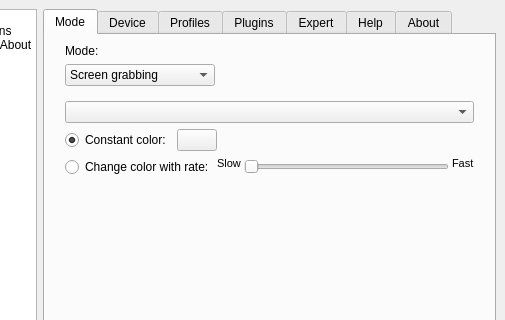
Above: Software/src/SettingsWindow.ui from locasmendes/Lightpack before the change; both pictures show x 87 to 592 and y 0 to 320 of the 592 by 753 pixel window. Below: the same form after it.
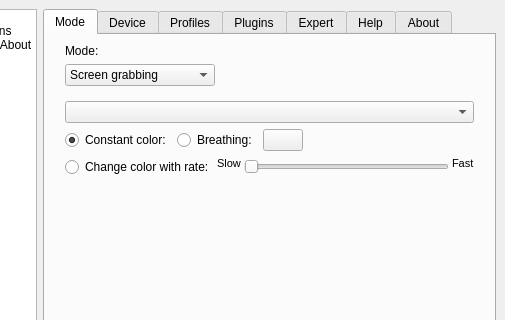
That is the form after the change. The open tabs and pages were chosen to show the change. Icons and pictures are not drawn. Custom widgets are drawn as their Qt base class.

Commit message: Add tri-state Mood Lamp color mode + 5 new lamp effects (Fase 3)

The edit to the form file:
```diff
--- a/Software/src/SettingsWindow.ui
+++ b/Software/src/SettingsWindow.ui
@@ -858,6 +858,19 @@
                 </property>
                </widget>
               </item>
+              <item>
+               <widget class="QRadioButton" name="radioButton_BreathingColorMoodLampMode">
+                <property name="text">
+                 <string>Breathing:</string>
+                </property>
+                <property name="toolTip">
+                 <string>Same fixed color as Constant, with a smooth brightness pulse.</string>
+                </property>
+                <property name="checkable">
+                 <bool>true</bool>
+                </property>
+               </widget>
+              </item>
               <item>
                <widget class="ColorButton" name="pushButton_SelectColorMoodLamp">
                 <property name="text">
```
Left out of the diff: 1 changed line with no effect on the pictures. The commit also changes 18 other files.
